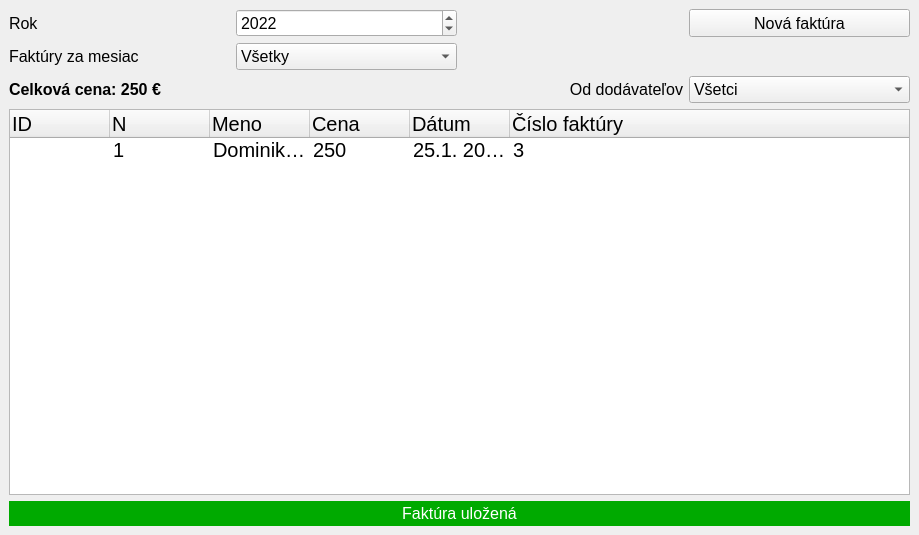
First picture: the form in Pages/mainpage.ui, repository Gustopoll/InvoiceMaker, before the edit.
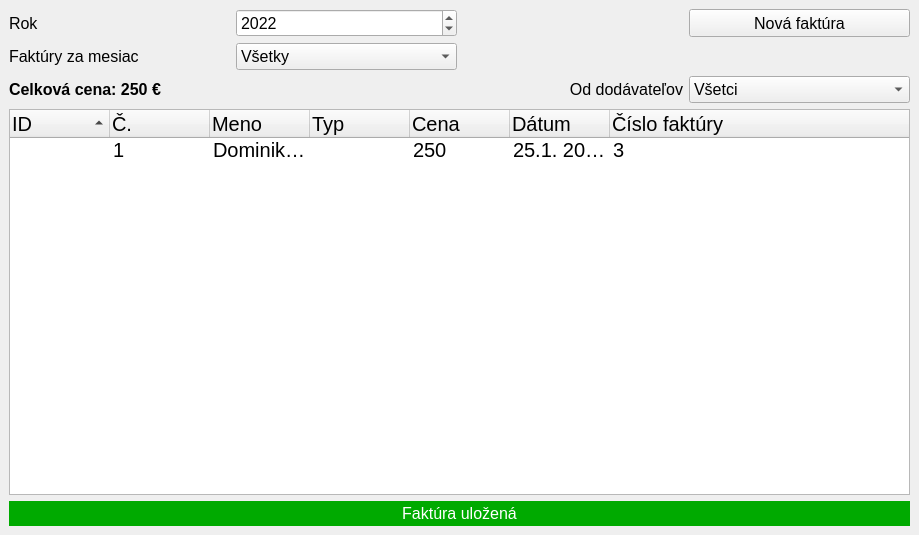
Second picture: the form after the edit.

Patch:
```diff
--- a/Pages/mainpage.ui
+++ b/Pages/mainpage.ui
@@ -53,7 +53,10 @@
          <enum>Qt::LeftToRight</enum>
         </property>
         <property name="selectionMode">
-         <enum>QAbstractItemView::NoSelection</enum>
+         <enum>QAbstractItemView::SingleSelection</enum>
+        </property>
+        <property name="sortingEnabled">
+         <bool>true</bool>
         </property>
         <property name="headerHidden">
          <bool>false</bool>
@@ -71,7 +74,7 @@
         </column>
         <column>
          <property name="text">
-          <string>N</string>
+          <string>Č.</string>
          </property>
         </column>
         <column>
@@ -79,6 +82,11 @@
           <string>Meno</string>
          </property>
         </column>
+        <column>
+         <property name="text">
+          <string>Typ</string>
+         </property>
+        </column>
         <column>
          <property name="text">
           <string>Cena</string>
@@ -114,6 +122,9 @@
          <property name="text">
           <string>Dominik Švač</string>
          </property>
+         <property name="text">
+          <string/>
+         </property>
          <property name="text">
           <string>250</string>
          </property>
```
